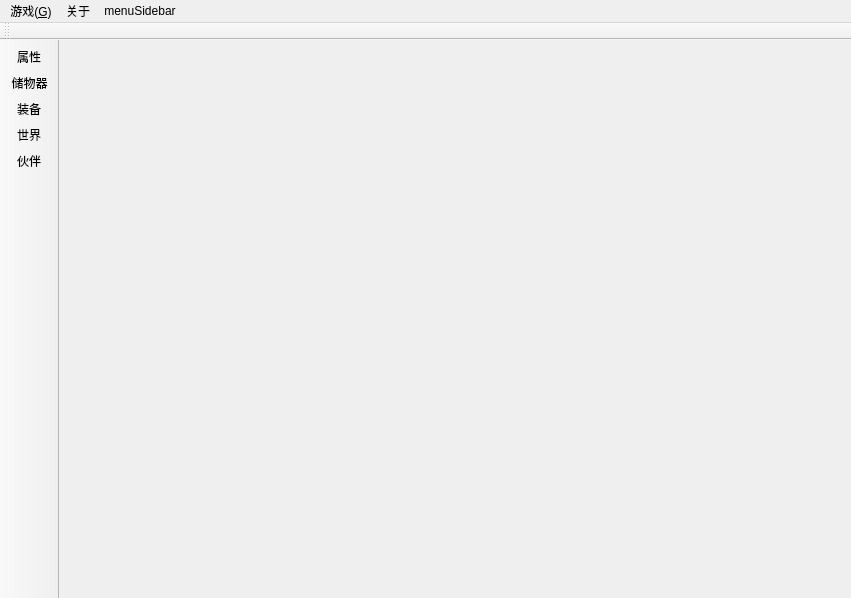
Before: the Qt Designer form src/coeus/coeus_client_qt/game_main_dialog.ui in AngryPowman/Coeus, drawn with Qt 5.
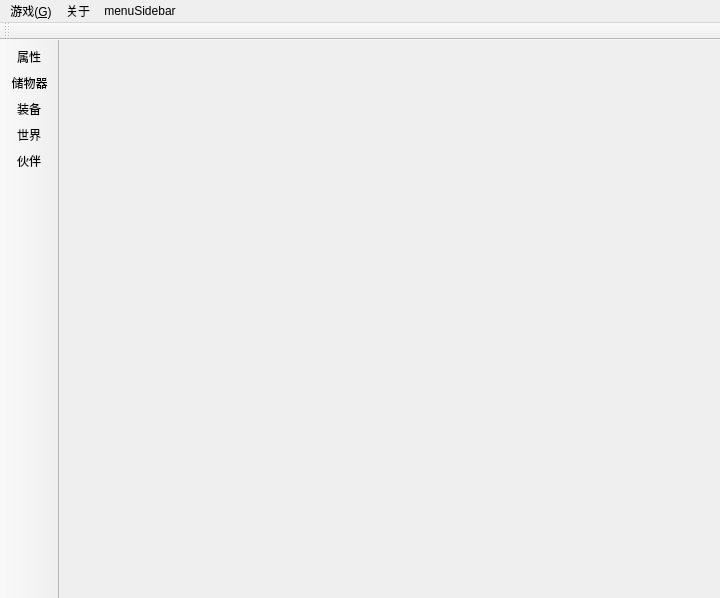
After: the same form once the commit is applied. Icons and pictures are not drawn.

Commit message: Cut out the unimportant details of GameMain()

```diff
--- a/src/coeus/coeus_client_qt/game_main_dialog.ui
+++ b/src/coeus/coeus_client_qt/game_main_dialog.ui
@@ -6,7 +6,7 @@
    <rect>
     <x>0</x>
     <y>0</y>
-    <width>851</width>
+    <width>720</width>
     <height>598</height>
    </rect>
   </property>
@@ -16,9 +16,6 @@
   <property name="styleSheet">
    <string notr="true"/>
   </property>
-  <property name="documentMode">
-   <bool>false</bool>
-  </property>
   <property name="dockOptions">
    <set>QMainWindow::AllowTabbedDocks|QMainWindow::AnimatedDocks</set>
   </property>
@@ -35,7 +32,7 @@
     <rect>
      <x>0</x>
      <y>0</y>
-     <width>851</width>
+     <width>720</width>
      <height>23</height>
     </rect>
    </property>
```
The commit also changes 28 other files.
